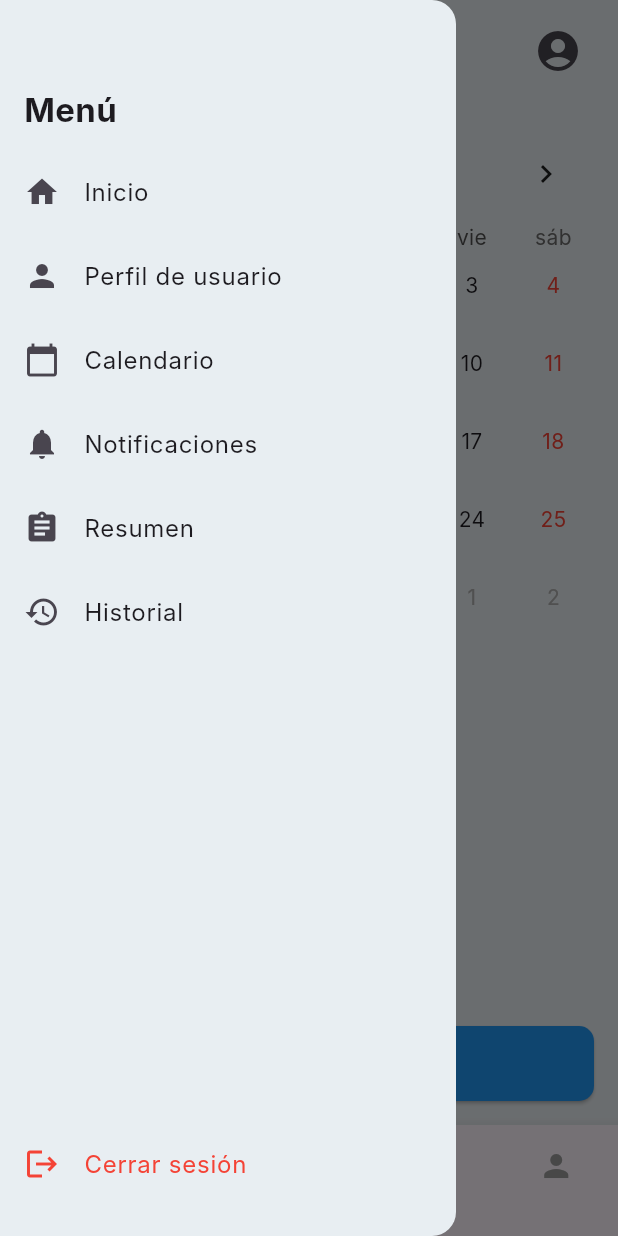
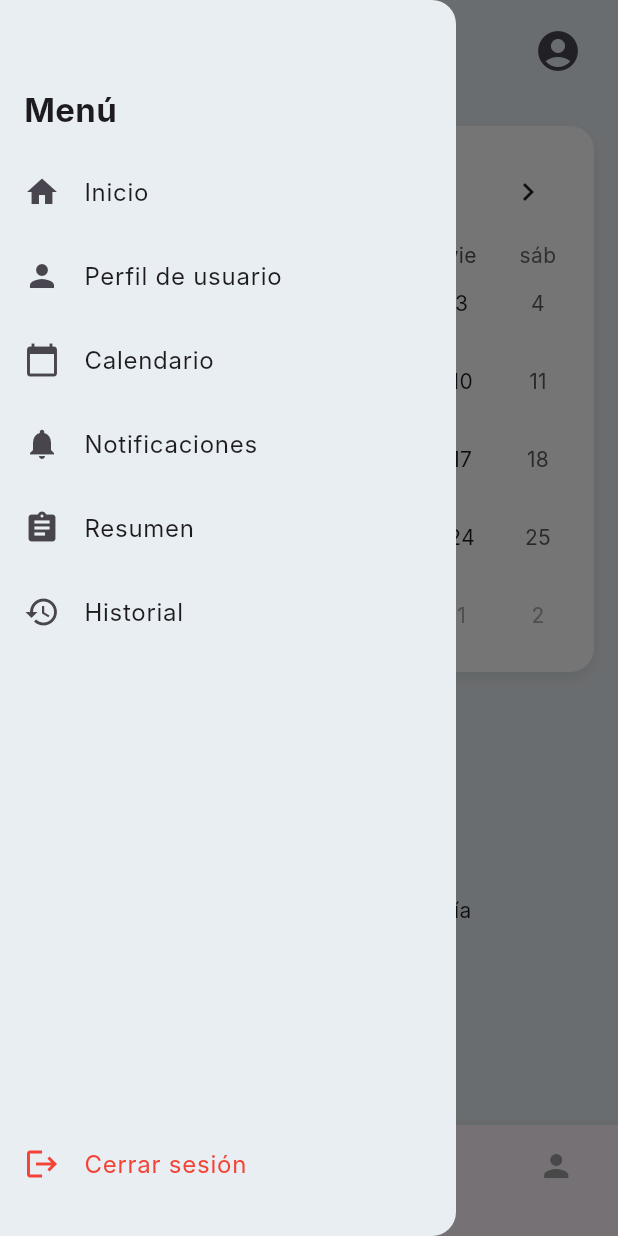
Before and after one commit to estebanpinedar/Athletix-App, a Flutter app: the CalendarioUsuario screen opened directly with empty values, in the side drawer, after a tap on the "menu" icon, on a phone screen of 412 x 824 dp. Run offline on Flutter 3.47's test engine with Material 3 defaults, Android fonts, the phone set to English and light mode, and no system bars; drawn by our look-alikes of table_calendar; network calls fail; Roboto replaces fonts that are missing (Inter).

Commit message:
cambio texto

```diff
--- a/ade_deportiva/lib/pantallas/calendario_usuario.dart
+++ b/ade_deportiva/lib/pantallas/calendario_usuario.dart
@@ -1,5 +1,7 @@
 import 'package:flutter/material.dart';
 import 'package:table_calendar/table_calendar.dart';
+import 'package:http/http.dart' as http;
+import 'dart:convert';
 import 'screens.dart';
 
 class CalendarioUsuario extends StatefulWidget {
@@ -7,21 +9,96 @@ class CalendarioUsuario extends StatefulWidget {
   final String nombreCompleto;
   final String rol;
 
-  const CalendarioUsuario({super.key, required this.idUsuario, required this.nombreCompleto, required this.rol});
+  const CalendarioUsuario({
+    super.key,
+    required this.idUsuario,
+    required this.nombreCompleto,
+    required this.rol,
+  });
 
   @override
   State<CalendarioUsuario> createState() => _CalendarioUsuarioState();
 }
 
 class _CalendarioUsuarioState extends State<CalendarioUsuario> {
+  final String api = "https://escuela-deportiva-project.onrender.com";
+
   DateTime _focusedDay = DateTime.now();
   DateTime? _selectedDay;
+
+  Map<String, List> eventos = {}; // 🔥 eventos por día
+  List eventosSeleccionados = [];
+
+  @override
+  void initState() {
+    super.initState();
+    cargarEventos();
+  }
+
+  // =========================
+  // CARGAR EVENTOS
+  // =========================
+  Future<void> cargarEventos() async {
+    String url = widget.rol == "entrenador"
+        ? "$api/calendario/entrenador/${widget.idUsuario}"
+        : "$api/calendario/usuario/${widget.idUsuario}";
+
+    var res = await http.get(Uri.parse(url));
+    var data = json.decode(res.body);
+
+    Map<String, List> temp = {};
+
+    for (var e in data["data"]) {
+      String dia = e["dia"]; // lunes, martes...
+
+      if (!temp.containsKey(dia)) {
+        temp[dia] = [];
+      }
+
+      temp[dia]!.add(e);
+    }
+
+    setState(() {
+      eventos = temp;
+    });
+  }
+
+  // =========================
+  // CONVERTIR FECHA → DIA TEXTO
+  // =========================
+  String obtenerNombreDia(DateTime fecha) {
+    const dias = [
+      "lunes",
+      "martes",
+      "miercoles",
+      "jueves",
+      "viernes",
+      "sabado",
+      "domingo"
+    ];
+
+    return dias[fecha.weekday - 1];
+  }
+
+  // =========================
+  // EVENTOS DEL DIA
+  // =========================
+  List obtenerEventosDelDia(DateTime fecha) {
+    String dia = obtenerNombreDia(fecha);
+    return eventos[dia] ?? [];
+  }
 
   @override
   Widget build(BuildContext context) {
     return Scaffold(
       backgroundColor: const Color(0xFFE8EEF2),
-      drawer: DrawerMenu(idUsuario: widget.idUsuario, nombreCompleto: widget.nombreCompleto, rol: widget.rol,),
+
+      drawer: DrawerMenu(
+        idUsuario: widget.idUsuario,
+        nombreCompleto: widget.nombreCompleto,
+        rol: widget.rol,
+      ),
+
       body: SafeArea(
         child: Column(
           children: [
@@ -32,21 +109,20 @@ class _CalendarioUsuarioState extends State<CalendarioUsuario> {
                 builder: (context) => Row(
                   mainAxisAlignment: MainAxisAlignment.spaceBetween,
                   children: [
-                    /// MENU
                     IconButton(
                       icon: const Icon(Icons.menu, size: 30),
-                      onPressed: () {
-                        Scaffold.of(context).openDrawer();
-                      },
+                      onPressed: () => Scaffold.of(context).openDrawer(),
                     ),
-
-                    /// PERFIL
                     IconButton(
                       icon: const Icon(Icons.account_circle, size: 32),
                       onPressed: () {
                         navegarRapido(
                           context,
-                          PerfilUsuario(idUsuario: widget.idUsuario, nombreCompleto: widget.nombreCompleto, rol: widget.rol,),
+                          PerfilUsuario(
+                            idUsuario: widget.idUsuario,
+                            nombreCompleto: widget.nombreCompleto,
+                            rol: widget.rol,
+                          ),
                         );
                       },
                     ),
@@ -55,25 +131,40 @@ class _CalendarioUsuarioState extends State<CalendarioUsuario> {
               ),
             ),
 
-            /// CALENDARIO
-            Expanded(
-              child: Padding(
-                padding: const EdgeInsets.all(16),
+            /// 🔥 CALENDARIO EN CARD
+            Container(
+              margin: const EdgeInsets.all(16),
+              padding: const EdgeInsets.all(12),
+              decoration: BoxDecoration(
+                color: Colors.white,
+                borderRadius: BorderRadius.circular(16),
+                boxShadow: [
+                  BoxShadow(
+                    color: Colors.black.withOpacity(0.08),
+                    blurRadius: 8,
+                    offset: const Offset(0, 4),
+                  ),
+                ],
+              ),
               child: TableCalendar(
                 locale: 'es_ES',
                 firstDay: DateTime.utc(2020, 1, 1),
                 lastDay: DateTime.utc(2030, 12, 31),
                 focusedDay: _focusedDay,
-                  selectedDayPredicate: (day) {
-                    return isSameDay(_selectedDay, day);
-                  },
+
+                selectedDayPredicate: (day) =>
+                    isSameDay(_selectedDay, day),
+
                 onDaySelected: (selectedDay, focusedDay) {
                   setState(() {
                     _selectedDay = selectedDay;
                     _focusedDay = focusedDay;
+                    eventosSeleccionados =
+                        obtenerEventosDelDia(selectedDay);
                   });
                 },
-                  calendarStyle: const CalendarStyle(
+
+                calendarStyle: CalendarStyle(
                   todayDecoration: BoxDecoration(
                     color: Colors.blue,
                     shape: BoxShape.circle,
@@ -82,48 +173,69 @@ class _CalendarioUsuarioState extends State<CalendarioUsuario> {
                     color: Colors.black,
                     shape: BoxShape.circle,
                   ),
-                    weekendTextStyle: TextStyle(color: Colors.red),
+
+                  /// 🔥 indicador de eventos
+                  markerDecoration: BoxDecoration(
+                    color: Colors.red,
+                    shape: BoxShape.circle,
                   ),
+                ),
+
+                /// 🔥 MARCADORES
+                eventLoader: (day) {
+                  return obtenerEventosDelDia(day);
+                },
+
                 headerStyle: const HeaderStyle(
                   formatButtonVisible: false,
                   titleCentered: true,
                   titleTextStyle: TextStyle(
-                      fontSize: 22,
+                    fontSize: 20,
                     fontWeight: FontWeight.bold,
                   ),
                 ),
               ),
             ),
+
+            /// 🔥 LISTA DE EVENTOS
+            Expanded(
+              child: eventosSeleccionados.isEmpty
+                  ? const Center(
+                      child: Text("No hay entrenamientos este día"),
+                    )
+                  : ListView.builder(
+                      itemCount: eventosSeleccionados.length,
+                      itemBuilder: (context, index) {
+                        final e = eventosSeleccionados[index];
+
+                        return Container(
+                          margin: const EdgeInsets.symmetric(
+                              horizontal: 16, vertical: 6),
+                          padding: const EdgeInsets.all(12),
+                          decoration: BoxDecoration(
+                            color: Colors.grey.shade200,
+                            borderRadius: BorderRadius.circular(12),
                           ),
-
-            /// BOTÓN
-            Padding(
-              padding: const EdgeInsets.all(16),
-              child: SizedBox(
-                width: double.infinity,
-                height: 50,
-                child: ElevatedButton(
-                  style: ElevatedButton.styleFrom(
-                    backgroundColor: Colors.blue,
-                    shape: RoundedRectangleBorder(
-                      borderRadius: BorderRadius.circular(10),
+                          child: Row(
+                            children: [
+                              const Icon(Icons.sports),
+                              const SizedBox(width: 10),
+                              Expanded(
+                                child: Text(
+                                  "${e["nombre"]} - ${e["hora"]}",
                                 ),
                               ),
-                  onPressed: () {
-                    Navigator.pop(context);
+                            ],
+                          ),
+                        );
                       },
-                  child: const Text(
-                    "Done",
-                    style: TextStyle(color: Colors.white, fontSize: 16),
-                  ),
-                ),
                     ),
             ),
           ],
         ),
       ),
 
-      /// 🔻 BOTTOM NAVIGATION
+      /// NAV BAR (igual)
       bottomNavigationBar: BottomNavigationBar(
         currentIndex: 1,
         selectedItemColor: Colors.blue,
@@ -133,41 +245,18 @@ class _CalendarioUsuarioState extends State<CalendarioUsuario> {
           if (index == 0) {
             navegarRapido(
               context,
-              InicioUsuario(nombreCompleto: widget.nombreCompleto, idUsuario: widget.idUsuario, rol: widget.rol,),
-            );
-          } else if (index == 2) {
-            if (widget.rol == "entrenador") {
-              navegarRapido(
-                context,
-                RegistroEspacio(idUsuario: widget.idUsuario, nombreCompleto: widget.nombreCompleto, rol: widget.rol,),
-              );
-            } else {
-              navegarRapido(
-                context,
-                RegistrarEntrenamiento(
+              InicioUsuario(
+                nombreCompleto: widget.nombreCompleto,
                 idUsuario: widget.idUsuario,
-                  nombreCompleto: widget.nombreCompleto,
                 rol: widget.rol,
               ),
             );
           }
-          } else if (index == 3) {
-            navegarRapido(
-              context,
-              NotificacionesUsuario(idUsuario: widget.idUsuario, nombreCompleto: widget.nombreCompleto, rol: widget.rol,),
-            );
-          } else if (index == 4) {
-            navegarRapido(context, PerfilUsuario(idUsuario: widget.idUsuario, nombreCompleto: widget.nombreCompleto, rol: widget.rol,));
-          }
         },
-
-        items: [
+        items: const [
           BottomNavigationBarItem(icon: Icon(Icons.home), label: ""),
           BottomNavigationBarItem(icon: Icon(Icons.calendar_month), label: ""),
-          BottomNavigationBarItem(
-            icon: Icon(Icons.add_circle, size: 40),
-            label: "",
-          ),
+          BottomNavigationBarItem(icon: Icon(Icons.add_circle, size: 40), label: ""),
           BottomNavigationBarItem(icon: Icon(Icons.notifications), label: ""),
           BottomNavigationBarItem(icon: Icon(Icons.person), label: ""),
         ],
```
Also changed, not shown: ade_deportiva/lib/pantallas/mis_entrenamientos.dart (+130 -60 lines), 1 other file. Lines whose indentation alone changed are shown as unchanged.
